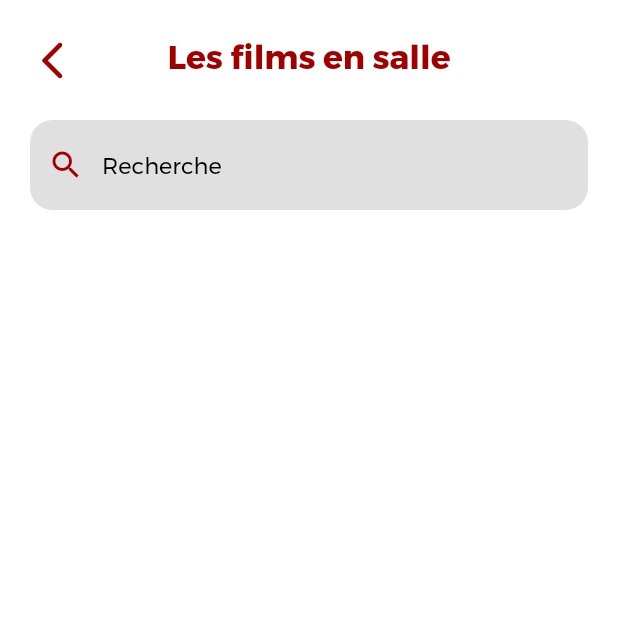
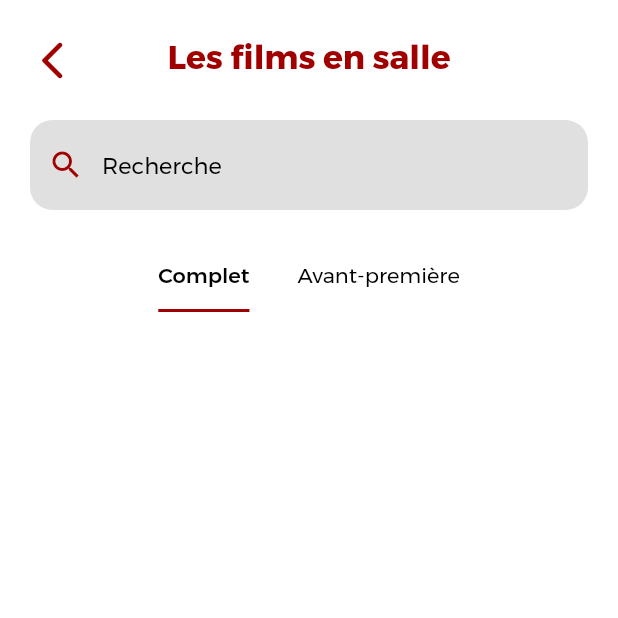
Before and after one commit to schorio/cinetix, a Flutter app: the EnSalle screen opened by its route, on a phone screen of 412 x 824 dp, the top half of it. Run offline on Flutter 3.47's test engine with Material 2 defaults, Android fonts, the phone set to English and light mode, and no system bars; our stand-ins replace animate_do, carousel_slider, chewie, flutter_blurhash, palette_generator, video_player.

Commit message:
TitleTabBar : creation du widget pour afficher le tab bar

```diff
--- a/lib/feature/enSalle/en_salle_screen.dart
+++ b/lib/feature/enSalle/en_salle_screen.dart
@@ -1,6 +1,7 @@
 import 'package:cinetix/core/design/app_color.dart';
 import 'package:cinetix/core/widget/search_bar.dart';
 import 'package:cinetix/core/widget/title_page.dart';
+import 'package:cinetix/feature/enSalle/widget/title_tabbar_widget.dart';
 import 'package:flutter/material.dart';
 
 class EnSalle extends StatefulWidget {
@@ -31,10 +32,12 @@ class _EnSalleState extends State<EnSalle> with TickerProviderStateMixin {
               top: MediaQuery.of(context).padding.top + 25,
             ),
             child: Column(
-              children: const [
-                TitlePage(title: "Les films en salle"),
-                SizedBox(height: 25),
-                SearchBar(),
+              children: [
+                const TitlePage(title: "Les films en salle"),
+                const SizedBox(height: 25),
+                const SearchBar(),
+                const SizedBox(height: 20),
+                TitleTabBar(tabController: tabController),
               ],
             ),
           ),
--- /dev/null
+++ b/lib/feature/enSalle/widget/title_tabbar_widget.dart
@@ -0,0 +1,30 @@
+import 'package:cinetix/core/design/app_color.dart';
+import 'package:flutter/material.dart';
+
+class TitleTabBar extends StatelessWidget {
+  const TitleTabBar({
+    Key? key,
+    required this.tabController,
+  }) : super(key: key);
+
+  final TabController tabController;
+
+  @override
+  Widget build(BuildContext context) {
+    return TabBar(
+      overlayColor: MaterialStateProperty.all(Colors.transparent),
+      controller: tabController,
+      labelColor: MesCouleurs.noir,
+      labelStyle: const TextStyle(fontFamily: 'Montserrat_2'),
+      unselectedLabelStyle: const TextStyle(fontFamily: 'Montserrat_3'),
+      unselectedLabelColor: MesCouleurs.noir,
+      isScrollable: true,
+      indicatorSize: TabBarIndicatorSize.label,
+      indicatorColor: MesCouleurs.primaire,
+      tabs: const [
+        Tab(text: "Complet"),
+        Tab(text: "Avant-première"),
+      ],
+    );
+  }
+}
```
